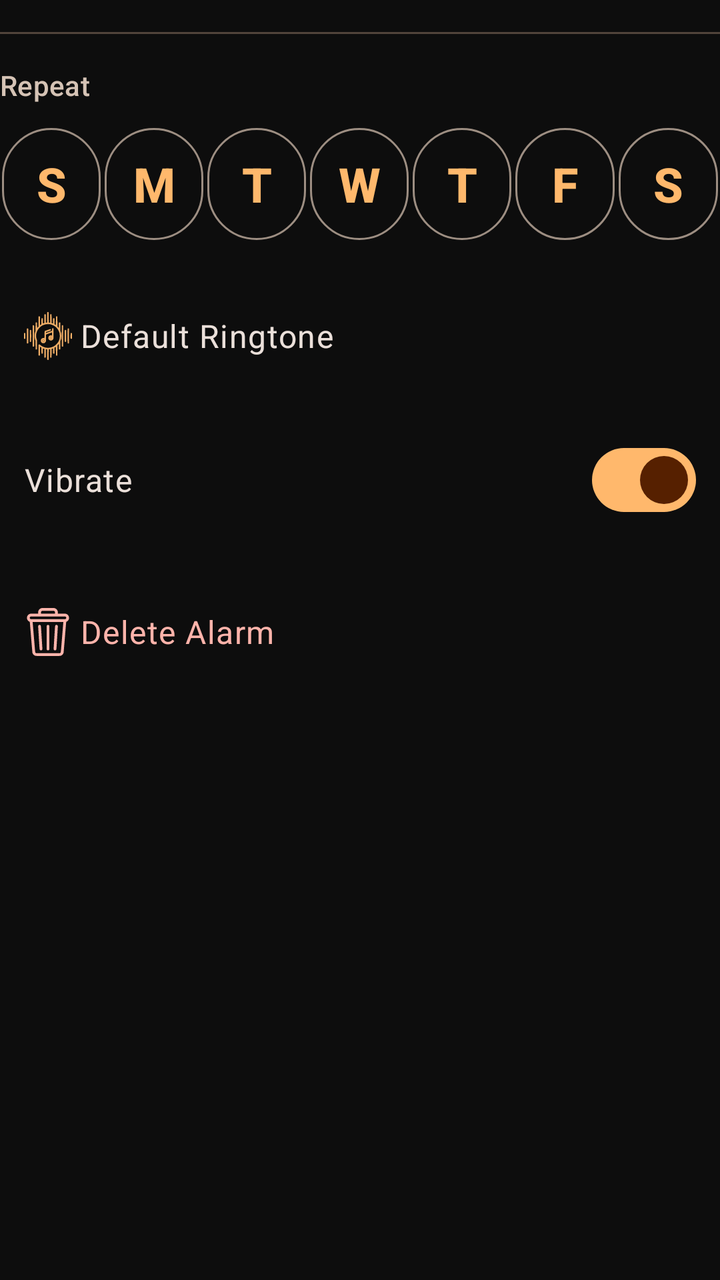
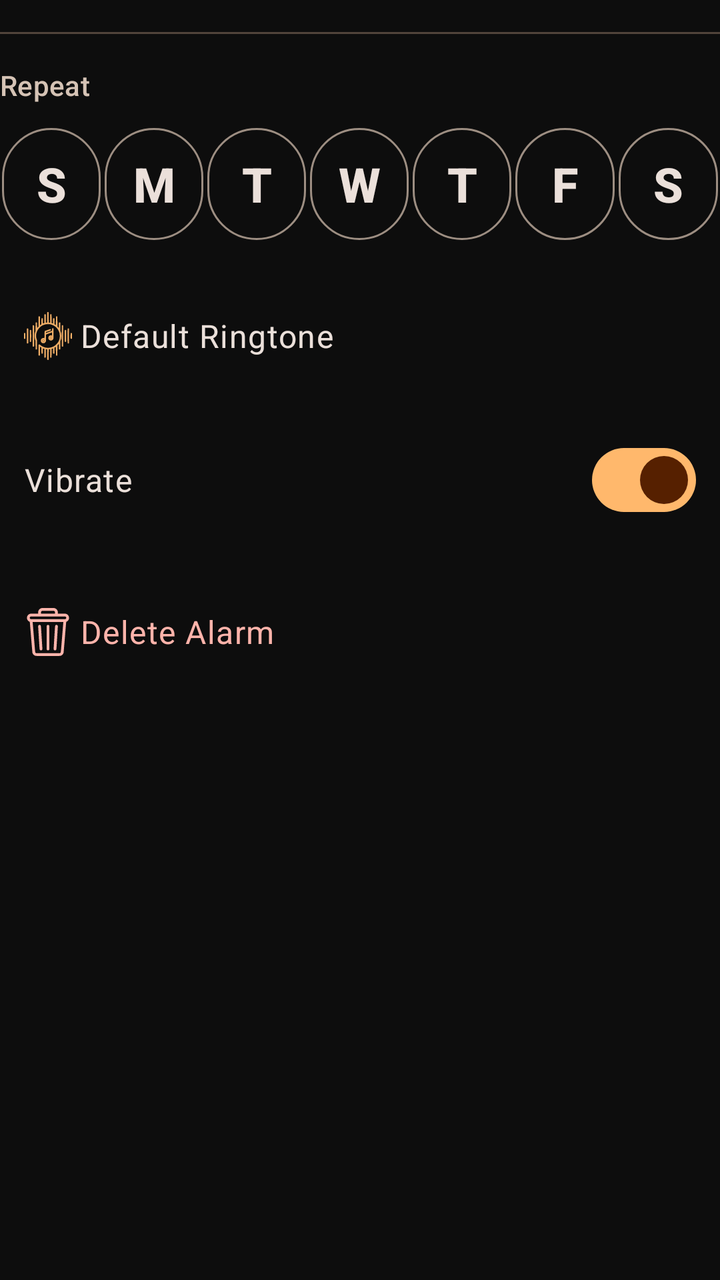

Screens rendered from an Android XML layout before and after an edit, with the pre-edit source and the edit as a unified diff.
<!-- AndroidManifest.xml: application theme Theme.MyApplication -->
<!-- res/layout/alarm_item_extended.xml -->
<?xml version="1.0" encoding="utf-8"?>
<LinearLayout
    xmlns:android="http://schemas.android.com/apk/res/android"
    xmlns:app="http://schemas.android.com/apk/res-auto"
    android:layout_width="match_parent"
    android:layout_height="wrap_content"
    android:orientation="vertical"
    android:paddingTop="16dp">

    
    <View
        android:layout_width="match_parent"
        android:layout_height="1dp"
        android:background="@color/md_theme_dark_outlineVariant"
        android:layout_marginBottom="16dp"/>

    
    <TextView
        android:layout_width="match_parent"
        android:layout_height="wrap_content"
        android:text="Repeat"
        android:textAppearance="@style/TextAppearance.Material3.LabelLarge"
        android:textColor="@color/md_theme_dark_onSurfaceVariant"
        android:layout_marginBottom="12dp"/>

    <LinearLayout
        android:id="@+id/daysOfWeekLayout"
        android:layout_width="match_parent"
        android:layout_height="wrap_content"
        android:orientation="horizontal"
        android:gravity="center"
        android:layout_marginBottom="20dp">

        <com.google.android.material.button.MaterialButton
            android:id="@+id/sundayButton"
            style="@style/Widget.Material3.Button.OutlinedButton"
            android:layout_width="0dp"
            android:layout_height="56dp"
            android:layout_weight="1"
            android:text="S"
            android:textSize="24sp"
            android:textStyle="bold"
            android:textColor="@color/md_theme_dark_primary"
            android:layout_marginHorizontal="1dp"
            android:minWidth="0dp"
            android:minHeight="0dp"
            android:padding="0dp"
            android:insetTop="0dp"
            android:insetBottom="0dp"
            android:insetLeft="0dp"
            android:insetRight="0dp"
            app:cornerRadius="28dp"
            app:strokeColor="@color/md_theme_dark_outline"/>

        <com.google.android.material.button.MaterialButton
            android:id="@+id/mondayButton"
            style="@style/Widget.Material3.Button.OutlinedButton"
            android:layout_width="0dp"
            android:layout_height="56dp"
            android:layout_weight="1"
            android:text="M"
            android:textSize="24sp"
            android:textStyle="bold"
            android:textColor="@color/md_theme_dark_primary"
            android:layout_marginHorizontal="1dp"
            android:minWidth="0dp"
            android:minHeight="0dp"
            android:padding="0dp"
            android:insetTop="0dp"
            android:insetBottom="0dp"
            android:insetLeft="0dp"
            android:insetRight="0dp"
            app:cornerRadius="28dp"
            app:strokeColor="@color/md_theme_dark_outline"/>

        <com.google.android.material.button.MaterialButton
            android:id="@+id/tuesdayButton"
            style="@style/Widget.Material3.Button.OutlinedButton"
            android:layout_width="0dp"
            android:layout_height="56dp"
            android:layout_weight="1"
            android:text="T"
            android:textSize="24sp"
            android:textStyle="bold"
            android:textColor="@color/md_theme_dark_primary"
            android:layout_marginHorizontal="1dp"
            android:minWidth="0dp"
            android:minHeight="0dp"
            android:padding="0dp"
            android:insetTop="0dp"
            android:insetBottom="0dp"
            android:insetLeft="0dp"
            android:insetRight="0dp"
            app:cornerRadius="28dp"
            app:strokeColor="@color/md_theme_dark_outline"/>

        <com.google.android.material.button.MaterialButton
            android:id="@+id/wednesdayButton"
            style="@style/Widget.Material3.Button.OutlinedButton"
            android:layout_width="0dp"
            android:layout_height="56dp"
            android:layout_weight="1"
            android:text="W"
            android:textSize="24sp"
            android:textStyle="bold"
            android:textColor="@color/md_theme_dark_primary"
            android:layout_marginHorizontal="1dp"
            android:minWidth="0dp"
            android:minHeight="0dp"
            android:padding="0dp"
            android:insetTop="0dp"
            android:insetBottom="0dp"
            android:insetLeft="0dp"
            android:insetRight="0dp"
            app:cornerRadius="28dp"
            app:strokeColor="@color/md_theme_dark_outline"/>

        <com.google.android.material.button.MaterialButton
            android:id="@+id/thursdayButton"
            style="@style/Widget.Material3.Button.OutlinedButton"
            android:layout_width="0dp"
            android:layout_height="56dp"
            android:layout_weight="1"
            android:text="T"
            android:textSize="24sp"
            android:textStyle="bold"
            android:textColor="@color/md_theme_dark_primary"
            android:layout_marginHorizontal="1dp"
            android:minWidth="0dp"
            android:minHeight="0dp"
            android:padding="0dp"
            android:insetTop="0dp"
            android:insetBottom="0dp"
            android:insetLeft="0dp"
            android:insetRight="0dp"
            app:cornerRadius="28dp"
            app:strokeColor="@color/md_theme_dark_outline"/>

        <com.google.android.material.button.MaterialButton
            android:id="@+id/fridayButton"
            style="@style/Widget.Material3.Button.OutlinedButton"
            android:layout_width="0dp"
            android:layout_height="56dp"
            android:layout_weight="1"
            android:text="F"
            android:textSize="24sp"
            android:textStyle="bold"
            android:textColor="@color/md_theme_dark_primary"
            android:layout_marginHorizontal="1dp"
            android:minWidth="0dp"
            android:minHeight="0dp"
            android:padding="0dp"
            android:insetTop="0dp"
            android:insetBottom="0dp"
            android:insetLeft="0dp"
            android:insetRight="0dp"
            app:cornerRadius="28dp"
            app:strokeColor="@color/md_theme_dark_outline"/>

        <com.google.android.material.button.MaterialButton
            android:id="@+id/saturdayButton"
            style="@style/Widget.Material3.Button.OutlinedButton"
            android:layout_width="0dp"
            android:layout_height="56dp"
            android:layout_weight="1"
            android:text="S"
            android:textSize="24sp"
            android:textStyle="bold"
            android:textColor="@color/md_theme_dark_primary"
            android:layout_marginHorizontal="1dp"
            android:minWidth="0dp"
            android:minHeight="0dp"
            android:padding="0dp"
            android:insetTop="0dp"
            android:insetBottom="0dp"
            android:insetLeft="0dp"
            android:insetRight="0dp"
            app:cornerRadius="28dp"
            app:strokeColor="@color/md_theme_dark_outline"/>

    </LinearLayout>

    
    <com.google.android.material.button.MaterialButton
        android:id="@+id/layoutRingtone"
        style="@style/Widget.Material3.Button.TextButton"
        android:layout_width="match_parent"
        android:layout_height="wrap_content"
        android:layout_marginBottom="8dp"
        android:gravity="start|center_vertical"
        android:paddingVertical="12dp"
        android:text="Default Ringtone"
        android:textColor="@color/md_theme_dark_onSurface"
        android:textAppearance="@style/TextAppearance.Material3.BodyLarge"
        android:textAlignment="textStart"
        app:icon="@drawable/music"
        app:iconGravity="start"
        app:iconSize="24dp"
        app:iconTint="@color/md_theme_dark_primary"
        app:cornerRadius="12dp"/>

    
    <LinearLayout
        android:layout_width="match_parent"
        android:layout_height="wrap_content"
        android:orientation="horizontal"
        android:gravity="center_vertical"
        android:padding="12dp"
        android:layout_marginBottom="8dp">

        <TextView
            android:layout_width="0dp"
            android:layout_height="wrap_content"
            android:layout_weight="1"
            android:text="Vibrate"
            android:textColor="@color/md_theme_dark_onSurface"
            android:textAppearance="@style/TextAppearance.Material3.BodyLarge"/>

        <com.google.android.material.materialswitch.MaterialSwitch
            android:id="@+id/checkBoxVibrate"
            android:layout_width="wrap_content"
            android:layout_height="wrap_content"
            android:checked="true"/>

    </LinearLayout>

    
    <com.google.android.material.button.MaterialButton
        android:id="@+id/buttonDelete"
        style="@style/Widget.Material3.Button.TextButton"
        android:layout_width="match_parent"
        android:layout_height="wrap_content"
        android:layout_marginTop="8dp"
        android:text="Delete Alarm"
        android:textColor="@color/md_theme_dark_error"
        android:textAppearance="@style/TextAppearance.Material3.BodyLarge"
        android:gravity="start|center_vertical"
        app:icon="@drawable/bin"
        app:iconGravity="start"
        app:iconSize="24dp"
        app:iconTint="@color/md_theme_dark_error"
        app:cornerRadius="12dp"/>

</LinearLayout>
<!-- resources referenced by this layout -->
<resources>
  <color name="md_theme_dark_error">#FFB4AB</color>
  <color name="md_theme_dark_onSurface">#EBE0DA</color>
  <color name="md_theme_dark_onSurfaceVariant">#D5C3B5</color>
  <color name="md_theme_dark_outline">#9D8E82</color>
  <color name="md_theme_dark_outlineVariant">#51443A</color>
  <color name="md_theme_dark_primary">#FFB86C</color>
  <style name="Theme.MyApplication" parent="Base.Theme.Rooster" />
  <color name="md_theme_dark_onPrimary">#562000</color>
  <color name="md_theme_dark_primaryContainer">#7B3800</color>
  <color name="md_theme_dark_onPrimaryContainer">#FFDCC2</color>
  <color name="md_theme_dark_secondary">#E2C1A9</color>
  <color name="md_theme_dark_onSecondary">#43291B</color>
  <color name="md_theme_dark_secondaryContainer">#5C4231</color>
  <color name="md_theme_dark_onSecondaryContainer">#FFDCC2</color>
  <color name="md_theme_dark_tertiary">#C3CCAC</color>
  <color name="md_theme_dark_onTertiary">#2D331D</color>
  <color name="md_theme_dark_tertiaryContainer">#434932</color>
  <color name="md_theme_dark_onTertiaryContainer">#DFE9C6</color>
  <color name="md_theme_dark_onError">#690005</color>
  <color name="md_theme_dark_errorContainer">#93000A</color>
  <color name="md_theme_dark_onErrorContainer">#FFDAD6</color>
  <color name="md_theme_dark_surface">#1A1614</color>
  <color name="md_theme_dark_surfaceVariant">#51443A</color>
  <color name="md_theme_dark_background">#0D0D0D</color>
  <color name="md_theme_dark_onBackground">#EBE0DA</color>
  <style name="ShapeAppearance.Rooster.SmallComponent" parent="ShapeAppearance.Material3.SmallComponent">
          <item name="cornerFamily">rounded</item>
          <item name="cornerSize">12dp</item>
      </style>
  <style name="ShapeAppearance.Rooster.MediumComponent" parent="ShapeAppearance.Material3.MediumComponent">
          <item name="cornerFamily">rounded</item>
          <item name="cornerSize">16dp</item>
      </style>
  <style name="ShapeAppearance.Rooster.LargeComponent" parent="ShapeAppearance.Material3.LargeComponent">
          <item name="cornerFamily">rounded</item>
          <item name="cornerSize">24dp</item>
      </style>
  <!-- unchanged entries left out for length: 3 -->
</resources>

<!-- the commit's change to res/layout/alarm_item_extended.xml (unified diff, before → after) -->
@@ -40,7 +40,7 @@
             android:text="S"
             android:textSize="24sp"
             android:textStyle="bold"
-            android:textColor="@color/md_theme_dark_primary"
+            android:textColor="@color/md_theme_dark_onSurface"
             android:layout_marginHorizontal="1dp"
             android:minWidth="0dp"
             android:minHeight="0dp"
@@ -61,7 +61,7 @@
             android:text="M"
             android:textSize="24sp"
             android:textStyle="bold"
-            android:textColor="@color/md_theme_dark_primary"
+            android:textColor="@color/md_theme_dark_onSurface"
             android:layout_marginHorizontal="1dp"
             android:minWidth="0dp"
             android:minHeight="0dp"
@@ -82,7 +82,7 @@
             android:text="T"
             android:textSize="24sp"
             android:textStyle="bold"
-            android:textColor="@color/md_theme_dark_primary"
+            android:textColor="@color/md_theme_dark_onSurface"
             android:layout_marginHorizontal="1dp"
             android:minWidth="0dp"
             android:minHeight="0dp"
@@ -103,7 +103,7 @@
             android:text="W"
             android:textSize="24sp"
             android:textStyle="bold"
-            android:textColor="@color/md_theme_dark_primary"
+            android:textColor="@color/md_theme_dark_onSurface"
             android:layout_marginHorizontal="1dp"
             android:minWidth="0dp"
             android:minHeight="0dp"
@@ -124,7 +124,7 @@
             android:text="T"
             android:textSize="24sp"
             android:textStyle="bold"
-            android:textColor="@color/md_theme_dark_primary"
+            android:textColor="@color/md_theme_dark_onSurface"
             android:layout_marginHorizontal="1dp"
             android:minWidth="0dp"
             android:minHeight="0dp"
@@ -145,7 +145,7 @@
             android:text="F"
             android:textSize="24sp"
             android:textStyle="bold"
-            android:textColor="@color/md_theme_dark_primary"
+            android:textColor="@color/md_theme_dark_onSurface"
             android:layout_marginHorizontal="1dp"
             android:minWidth="0dp"
             android:minHeight="0dp"
@@ -166,7 +166,7 @@
             android:text="S"
             android:textSize="24sp"
             android:textStyle="bold"
-            android:textColor="@color/md_theme_dark_primary"
+            android:textColor="@color/md_theme_dark_onSurface"
             android:layout_marginHorizontal="1dp"
             android:minWidth="0dp"
             android:minHeight="0dp"
